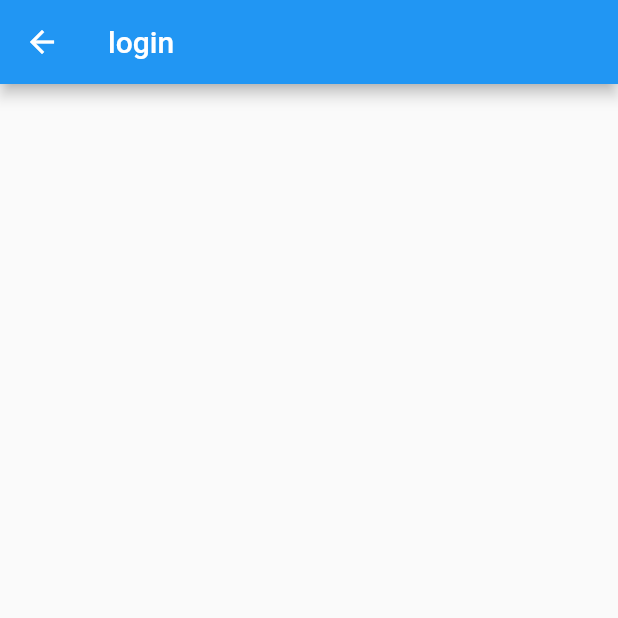
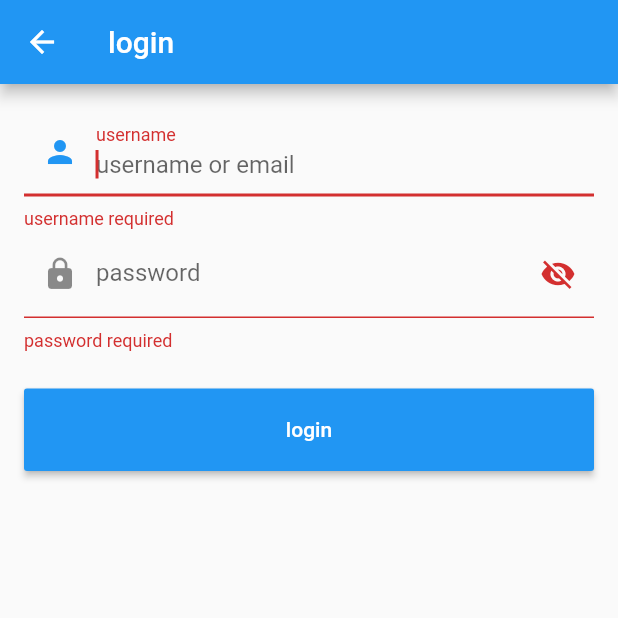
Before and after one commit to vita2333/flutter_app_learn, a Flutter app: the screen it shows after launch, after a tap on "login", on a phone screen of 412 x 824 dp, the top half of it. Run offline on Flutter 3.47's test engine with Material 2 defaults, Android fonts, the phone set to English and light mode, and no system bars; our stand-ins replace dio, fluttertoast, shared_preferences; generated files the repository leaves out were written again; statements that could not run were skipped.

Commit message:
LoginPage.dart

```diff
--- a/lib/routes/LoginPage.dart
+++ b/lib/routes/LoginPage.dart
@@ -1,12 +1,120 @@
 import 'package:flutter/material.dart';
+import 'package:flutter_app_learn/common/Api.dart';
+import 'package:flutter_app_learn/common/Func.dart';
+import 'package:flutter_app_learn/common/Global.dart';
+import 'package:flutter_app_learn/models/user.dart';
+import 'package:flutter_app_learn/states/ProfileChangeNotifier.dart';
+import 'package:provider/provider.dart';
 
-class LoginRoute extends StatelessWidget {
+class LoginRoute extends StatefulWidget {
+  @override
+  State<StatefulWidget> createState() {
+    return _LoginRouteState();
+  }
+}
+
+class _LoginRouteState extends State<LoginRoute> {
+  var _unameController = new TextEditingController();
+  var _pwdController = new TextEditingController();
+  bool pwdShow = false;
+  bool _nameAutoFocus = true;
+  GlobalKey _formKey = new GlobalKey<FormState>();
+
+  @override
+  void initState() {
+    // 自动填充上次登录的用户名，填充后将焦点定位到密码输入框
+    _unameController.text = Global.profile.lastLogin;
+    if (_unameController.text.isNotEmpty) {
+      _nameAutoFocus = false;
+    }
+    super.initState();
+  }
+
   @override
   Widget build(BuildContext context) {
     return Scaffold(
       appBar: AppBar(
         title: Text('login'),
       ),
+      body: Padding(
+        padding: const EdgeInsets.all(16),
+        child: Form(
+          key: _formKey,
+          autovalidate: true,
+          child: Column(
+            children: <Widget>[
+              TextFormField(
+                autofocus: _nameAutoFocus,
+                controller: _unameController,
+                decoration: InputDecoration(
+                    labelText: 'username',
+                    hintText: 'username or email',
+                    prefixIcon: Icon(Icons.person)),
+                validator: (v) {
+                  return v.trim().isNotEmpty ? null : 'username required';
+                },
+              ),
+              TextFormField(
+                autofocus: !_nameAutoFocus,
+                controller: _pwdController,
+                decoration: InputDecoration(
+                    labelText: 'password',
+                    hintText: 'password',
+                    prefixIcon: Icon(Icons.lock),
+                    suffixIcon: IconButton(
+                        icon: Icon(
+                            pwdShow ? Icons.visibility : Icons.visibility_off),
+                        onPressed: () {
+                          setState(() {
+                            pwdShow = !pwdShow;
+                          });
+                        })),
+                obscureText: !pwdShow,
+                validator: (v) {
+                  return v.trim().isNotEmpty ? null : 'password required';
+                },
+              ),
+              Padding(
+                padding: const EdgeInsets.only(top: 25),
+                child: ConstrainedBox(
+                  constraints: BoxConstraints.expand(height: 55),
+                  child: RaisedButton(
+                    onPressed: _onLogin,
+                    color: Theme.of(context).primaryColor,
+                    textColor: Colors.white,
+                    child: Text('login'),
+                  ),
+                ),
+              )
+            ],
+          ),
+        ),
+      ),
     );
   }
+
+  void _onLogin() async {
+    // 提交前，先验证各个表单字段是否合法
+    if ((_formKey.currentState as FormState).validate()) {
+      showLoading(context);
+      User user;
+      try {
+        user = await GitHub(context)
+            .login(_unameController.text, _pwdController.text);
+        // 因为登录页返回后，首页会build，所以我们传false，更新user后不触发更新
+        Provider.of<UserModel>(context, listen: false).user = user;
+      } catch (e) {
+        if (e.response?.statusCode == 401) {
+          showToast('username or password wrong');
+        } else {
+          showToast(e.toString());
+        }
+      } finally {
+        Navigator.of(context).pop();
+      }
+      if (user != null) {
+        Navigator.of(context).pop();
+      }
+    }
+  }
 }
```
Also changed, not shown: lib/common/Func.dart (added, +54 -0 lines), lib/main__counter.dart (deleted, +0 -234 lines), pubspec.yaml (+6 -1 lines), pubspec.lock, 2 other files.
